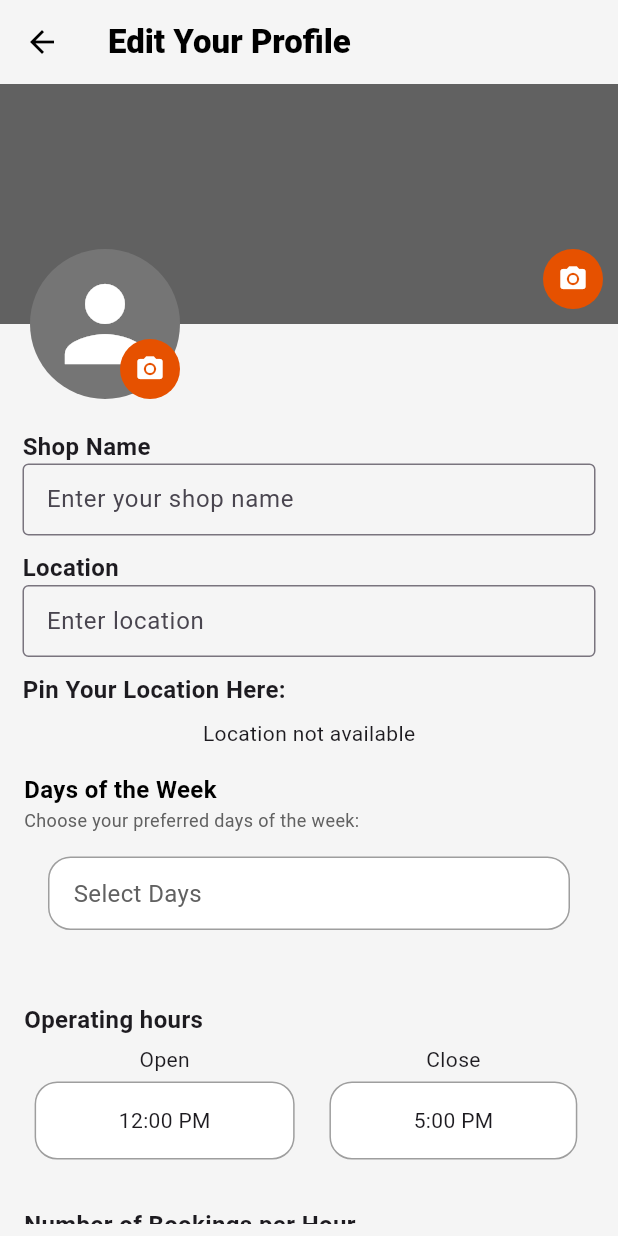
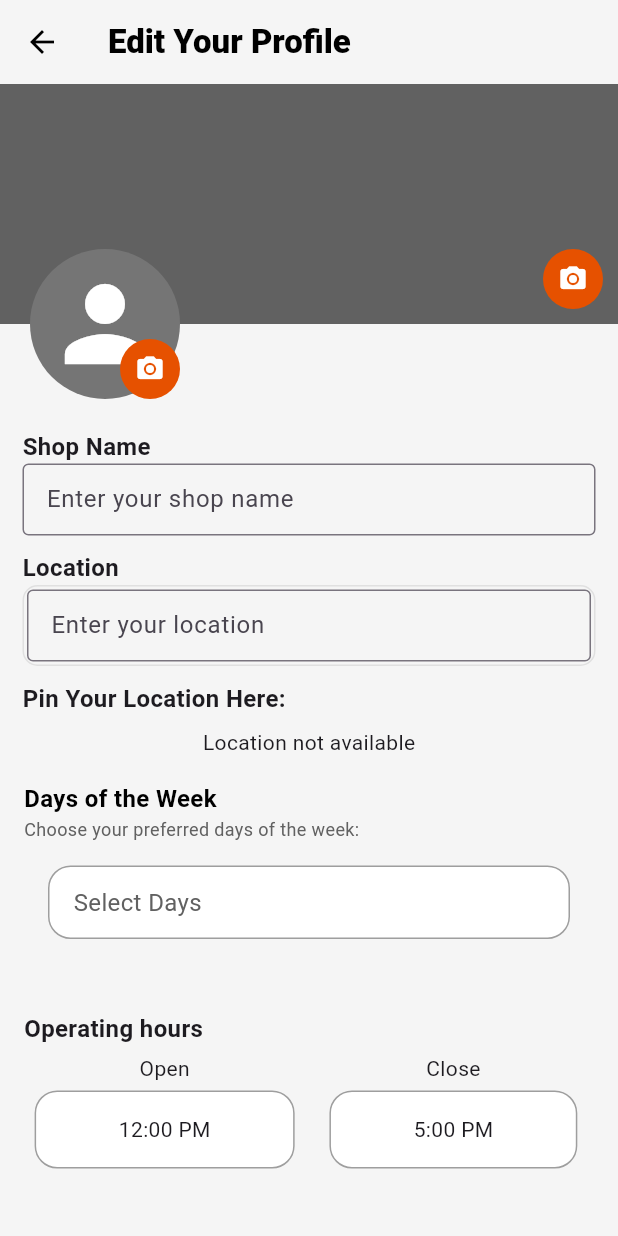
Before and after one commit to TechPyllars2024/AutoCareAutomotive, a Flutter app: the AutomotiveEditProfileScreen screen opened directly, on a phone screen of 412 x 824 dp. Run offline on Flutter 3.47's test engine with Material 3 defaults, Android fonts, the phone set to English and light mode, and no system bars; drawn by our look-alikes of google_places_flutter; our stand-ins replace carousel_slider, cloud_firestore, curved_navigation_bar, file_picker, firebase_auth, firebase_core and 12 more; missing offline and left inert: flutter_pannable_rating_bar, flutter_pdfview; accounts and stored records are empty.

Commit message:
Feature-profile_management-: added an autocomplete for the input of location in automotive_edit_profile.dart

```diff
--- a/lib/ProfileManagement/screens/automotive_edit_profile.dart
+++ b/lib/ProfileManagement/screens/automotive_edit_profile.dart
@@ -1,8 +1,10 @@
 import 'dart:async';
 import 'dart:io';
 import 'package:autocare_automotiveshops/ProfileManagement/services/profile_service.dart';
+import 'package:flutter_dotenv/flutter_dotenv.dart';
 import 'package:geolocator/geolocator.dart';
 import 'package:google_maps_flutter/google_maps_flutter.dart';
+import 'package:google_places_flutter/google_places_flutter.dart';
 import 'package:logger/logger.dart';
 import '../services/pin_location.dart';
 import '../widgets/button.dart';
@@ -367,11 +369,11 @@ class _AutomotiveEditProfileScreenState
   Widget build(BuildContext context) {
     final double top = coverHeight - profileHeight / 2;
     if (isLoading) {
-      return Scaffold(
+      return const Scaffold(
         backgroundColor: Colors.white,
         body: Center(
           child: CircularProgressIndicator(
-            color: Colors.orange.shade900,
+              valueColor: AlwaysStoppedAnimation<Color>(Colors.orange),
           ),
         ),
       );
@@ -433,7 +435,6 @@ class _AutomotiveEditProfileScreenState
   }
 
   // Input fields for the profile
-  // Inputs
   Widget buildInputs() => Padding(
         padding: const EdgeInsets.symmetric(horizontal: 15.0),
         child: Column(
@@ -442,7 +443,8 @@ class _AutomotiveEditProfileScreenState
             // Shop Name TextField with Label
             const Text('Shop Name',
                 style: TextStyle(fontSize: 16, fontWeight: FontWeight.bold)),
-            TextField(
+            FocusScope(
+              child: TextField(
                 controller: _shopNameController,
                 decoration: InputDecoration(
                   hintText: 'Enter your shop name',
@@ -453,21 +455,36 @@ class _AutomotiveEditProfileScreenState
                   contentPadding: const EdgeInsets.all(12),
                 ),
               ),
+            ),
             const SizedBox(height: 10),
 
             // Location TextField with Label
             const Text('Location',
                 style: TextStyle(fontSize: 16, fontWeight: FontWeight.bold)),
-            TextField(
-              controller: _locationController,
-              decoration: InputDecoration(
-                hintText: 'Enter location',
+            GooglePlaceAutoCompleteTextField(
+              textEditingController: _locationController,
+              googleAPIKey: dotenv.env['GOOGLE_MAPS_API_KEY']!,
+              inputDecoration: InputDecoration(
+                hintText: 'Enter your location',
                 border: const OutlineInputBorder(),
                 focusedBorder: OutlineInputBorder(
                   borderSide: BorderSide(color: Colors.orange.shade900),
                 ),
                 contentPadding: const EdgeInsets.all(12),
               ),
+              debounceTime: 400,
+              showError: false,
+              containerVerticalPadding: 2,
+              containerHorizontalPadding: 2,
+              boxDecoration: BoxDecoration(
+                borderRadius: BorderRadius.circular(10),
+                border: Border.all(color: Colors.grey.shade300),
+              ),
+              countries: const ['ph'],
+              isLatLngRequired: true,
+              itemClick: (prediction) {
+                _locationController.text = prediction.description!;
+              },
             ),
             const SizedBox(height: 10),
 
@@ -484,7 +501,9 @@ class _AutomotiveEditProfileScreenState
             isLoading
                 ? const Center(
                     child:
-                        CircularProgressIndicator(), // Show loading until location is set
+                        CircularProgressIndicator(
+                          valueColor: AlwaysStoppedAnimation<Color>(Colors.orange),
+                        ), // Show loading until location is set
                   )
                 : (_initialLocation == null
                     ? const Center(child: Text('Location not available'))
@@ -636,7 +655,8 @@ class _AutomotiveEditProfileScreenState
                           border: Border.all(color: Colors.grey),
                         ),
                         child: TimePickerDisplay(
-                          initialTime: _openingTime ?? const TimeOfDay(hour: 9, minute: 0),
+                          initialTime: _openingTime ??
+                              const TimeOfDay(hour: 9, minute: 0),
                           onTimeSelected: (selectedTime) {
                             setState(() {
                               _openingTime = selectedTime;
@@ -666,7 +686,8 @@ class _AutomotiveEditProfileScreenState
                           border: Border.all(color: Colors.grey),
                         ),
                         child: TimePickerDisplay(
-                          initialTime: _closingTime ?? const TimeOfDay(hour: 17, minute: 0),
+                          initialTime: _closingTime ??
+                              const TimeOfDay(hour: 17, minute: 0),
                           onTimeSelected: (selectedTime) {
                             setState(() {
                               _closingTime = selectedTime;
@@ -750,8 +771,7 @@ class _AutomotiveEditProfileScreenState
               hintText: 'Select Days',
               controller: daysOfTheWeekController,
               initialSelectedOptions: const [],
-              onSelectionChanged: (selectedOptions) {
-              },
+              onSelectionChanged: (selectedOptions) {},
             ),
           ],
         ),
```
Lines whose indentation alone changed are shown as unchanged.
